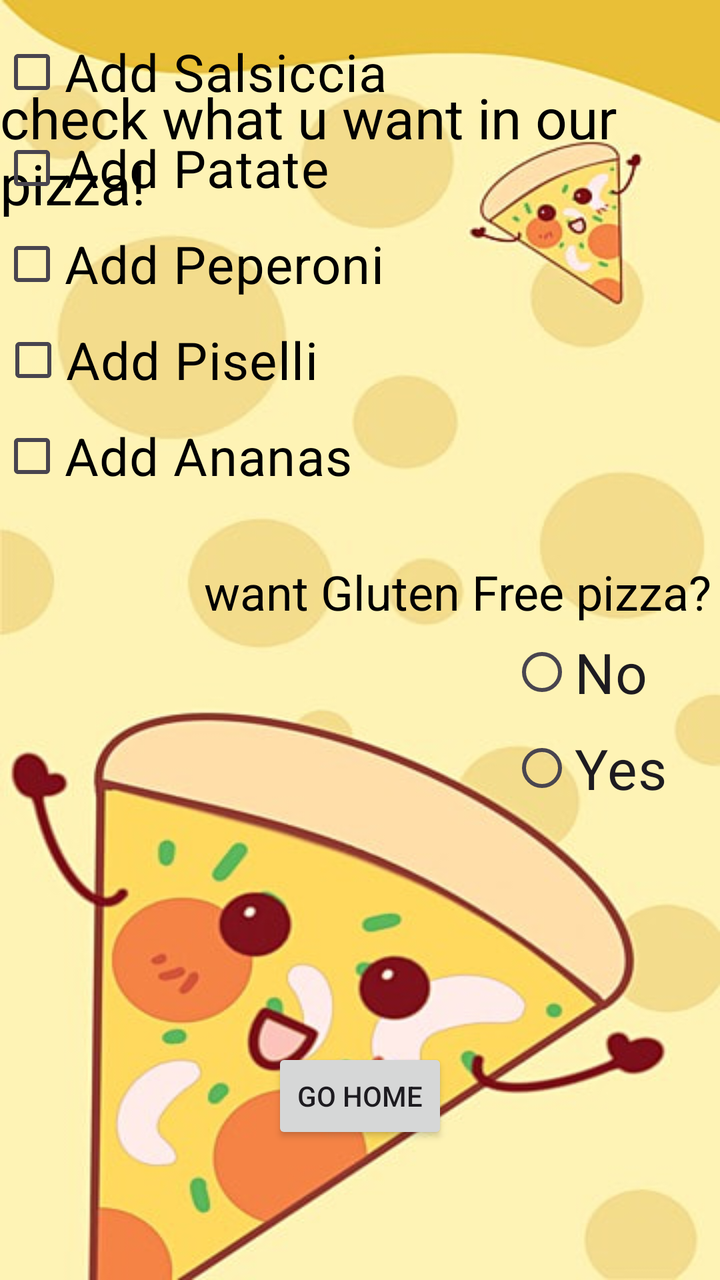
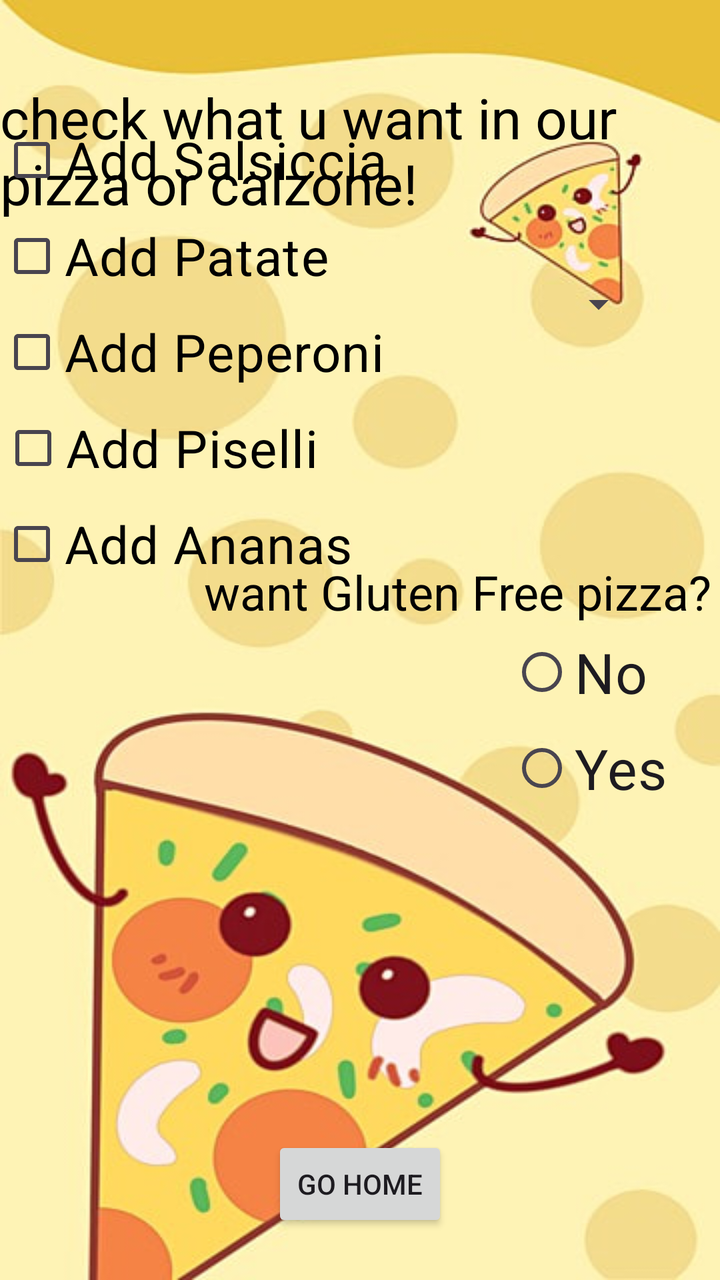

Compare the two renders of this Android layout. The source of the first and the diff that turns it into the second are given below.
<!-- AndroidManifest.xml: application theme Theme.App_life_cycle -->
<!-- res/layout/activity_widgets.xml -->
<?xml version="1.0" encoding="utf-8"?>
<androidx.constraintlayout.widget.ConstraintLayout xmlns:android="http://schemas.android.com/apk/res/android"
    xmlns:app="http://schemas.android.com/apk/res-auto"
    xmlns:tools="http://schemas.android.com/tools"
    android:id="@+id/main"
    android:layout_width="match_parent"
    android:layout_height="match_parent"
    android:background="@drawable/pizzaa"
    tools:context=".Activity_widgets">


    <TextView
        android:id="@+id/textView3"
        android:layout_width="wrap_content"
        android:layout_height="wrap_content"
        android:layout_marginTop="40dp"
        android:text="check what u want in our pizza!"
        android:textColor="@color/black"
        android:textSize="28sp"
        app:layout_constraintEnd_toEndOf="parent"
        app:layout_constraintStart_toStartOf="parent"
        app:layout_constraintTop_toTopOf="parent" />

    <CheckBox
        android:id="@+id/checkSalsiccia"
        android:layout_width="wrap_content"
        android:layout_height="wrap_content"
        android:layout_marginBottom="464dp"
        android:text="Add Salsiccia "
        android:textColor="@color/black"
        android:textSize="26dp"
        app:layout_constraintBottom_toTopOf="@+id/widgetToHome"
        app:layout_constraintEnd_toEndOf="parent"
        app:layout_constraintHorizontal_bias="0.0"
        app:layout_constraintStart_toStartOf="parent" />

    <CheckBox
        android:id="@+id/checkPeperon"
        android:layout_width="wrap_content"
        android:layout_height="wrap_content"
        android:layout_marginBottom="368dp"
        android:text="Add Peperoni "
        android:textColor="@color/black"
        android:textSize="26dp"
        app:layout_constraintBottom_toTopOf="@+id/widgetToHome"
        app:layout_constraintEnd_toEndOf="parent"
        app:layout_constraintHorizontal_bias="0.0"
        app:layout_constraintStart_toStartOf="parent" />


    <CheckBox
        android:id="@+id/checkAnanas"
        android:layout_width="wrap_content"
        android:layout_height="wrap_content"
        android:layout_marginBottom="272dp"
        android:text="Add Ananas "
        android:textColor="@color/black"
        android:textSize="26dp"
        app:layout_constraintBottom_toTopOf="@+id/widgetToHome"
        app:layout_constraintEnd_toEndOf="parent"
        app:layout_constraintHorizontal_bias="0.0"
        app:layout_constraintStart_toStartOf="parent" />

    <CheckBox
        android:id="@+id/checkPisell"
        android:layout_width="wrap_content"
        android:layout_height="wrap_content"
        android:layout_marginBottom="320dp"
        android:text="Add Piselli "
        android:textColor="@color/black"
        android:textSize="26dp"
        app:layout_constraintBottom_toTopOf="@+id/widgetToHome"
        app:layout_constraintEnd_toEndOf="parent"
        app:layout_constraintHorizontal_bias="0.004"
        app:layout_constraintStart_toStartOf="parent" />

    <CheckBox
        android:id="@+id/checkPatate"
        android:layout_width="wrap_content"
        android:layout_height="wrap_content"
        android:layout_marginBottom="416dp"
        android:text="Add Patate "
        android:textColor="@color/black"
        android:textSize="26dp"
        app:layout_constraintBottom_toTopOf="@+id/widgetToHome"
        app:layout_constraintEnd_toEndOf="parent"
        app:layout_constraintHorizontal_bias="0.0"
        app:layout_constraintStart_toStartOf="parent" />

    <Button
        android:id="@+id/widgetToHome"
        android:layout_width="wrap_content"
        android:layout_height="wrap_content"
        android:layout_marginBottom="68dp"
        android:text="Go Home"
        app:layout_constraintBottom_toBottomOf="parent"
        app:layout_constraintEnd_toEndOf="parent"
        app:layout_constraintStart_toStartOf="parent" />


    <TextView
        android:id="@+id/textView2"
        android:layout_width="wrap_content"
        android:layout_height="wrap_content"
        android:layout_marginBottom="328dp"
        android:text="want Gluten Free pizza?"
        android:textColor="@color/black"
        android:textSize="24sp"
        app:layout_constraintBottom_toBottomOf="parent"
        app:layout_constraintEnd_toEndOf="parent"
        app:layout_constraintHorizontal_bias="0.962"
        app:layout_constraintStart_toStartOf="parent" />

    <RadioGroup
        android:id="@+id/radioGroup1"
        android:layout_width="91dp"
        android:layout_height="112dp"
        android:layout_marginBottom="216dp"
        android:orientation="vertical"
        app:layout_constraintBottom_toBottomOf="parent"
        app:layout_constraintEnd_toEndOf="@+id/textView2"
        app:layout_constraintHorizontal_bias="0.938"
        app:layout_constraintStart_toStartOf="@+id/textView2">


        <RadioButton
            android:id="@+id/noGlutenFree"
            android:layout_width="wrap_content"
            android:layout_height="wrap_content"
            android:text="No"
            android:textSize="28dp" />

        <RadioButton
            android:id="@+id/yesGlutenFree"
            android:layout_width="wrap_content"
            android:layout_height="wrap_content"
            android:text="Yes"
            android:textSize="28dp" />

    </RadioGroup>


</androidx.constraintlayout.widget.ConstraintLayout>
<!-- resources referenced by this layout -->
<resources>
  <color name="black">#FF000000</color>
  <!-- drawable pizzaa: jpg bitmap (drawable, 41079 bytes) -->
  <style name="Theme.App_life_cycle" parent="android:Theme.Material.Light.NoActionBar" />
</resources>

<!-- the commit's change to res/layout/activity_widgets.xml (unified diff, before → after) -->
@@ -8,13 +8,22 @@
     android:background="@drawable/pizzaa"
     tools:context=".Activity_widgets">
 
+    <Spinner
+        android:layout_width="wrap_content"
+        android:layout_height="wrap_content"
+        app:layout_constraintBottom_toTopOf="@+id/textView2"
+        app:layout_constraintEnd_toEndOf="parent"
+        app:layout_constraintHorizontal_bias="0.883"
+        app:layout_constraintStart_toStartOf="parent"
+        app:layout_constraintTop_toBottomOf="@+id/textView3"
+        app:layout_constraintVertical_bias="0.203" />
 
     <TextView
         android:id="@+id/textView3"
         android:layout_width="wrap_content"
         android:layout_height="wrap_content"
         android:layout_marginTop="40dp"
-        android:text="check what u want in our pizza!"
+        android:text="check what u want in our pizza or calzone!"
         android:textColor="@color/black"
         android:textSize="28sp"
         app:layout_constraintEnd_toEndOf="parent"
@@ -87,16 +96,16 @@
         app:layout_constraintHorizontal_bias="0.0"
         app:layout_constraintStart_toStartOf="parent" />
 
+
     <Button
         android:id="@+id/widgetToHome"
         android:layout_width="wrap_content"
         android:layout_height="wrap_content"
-        android:layout_marginBottom="68dp"
+        android:layout_marginBottom="24dp"
         android:text="Go Home"
         app:layout_constraintBottom_toBottomOf="parent"
         app:layout_constraintEnd_toEndOf="parent"
         app:layout_constraintStart_toStartOf="parent" />
-
 
     <TextView
         android:id="@+id/textView2"
